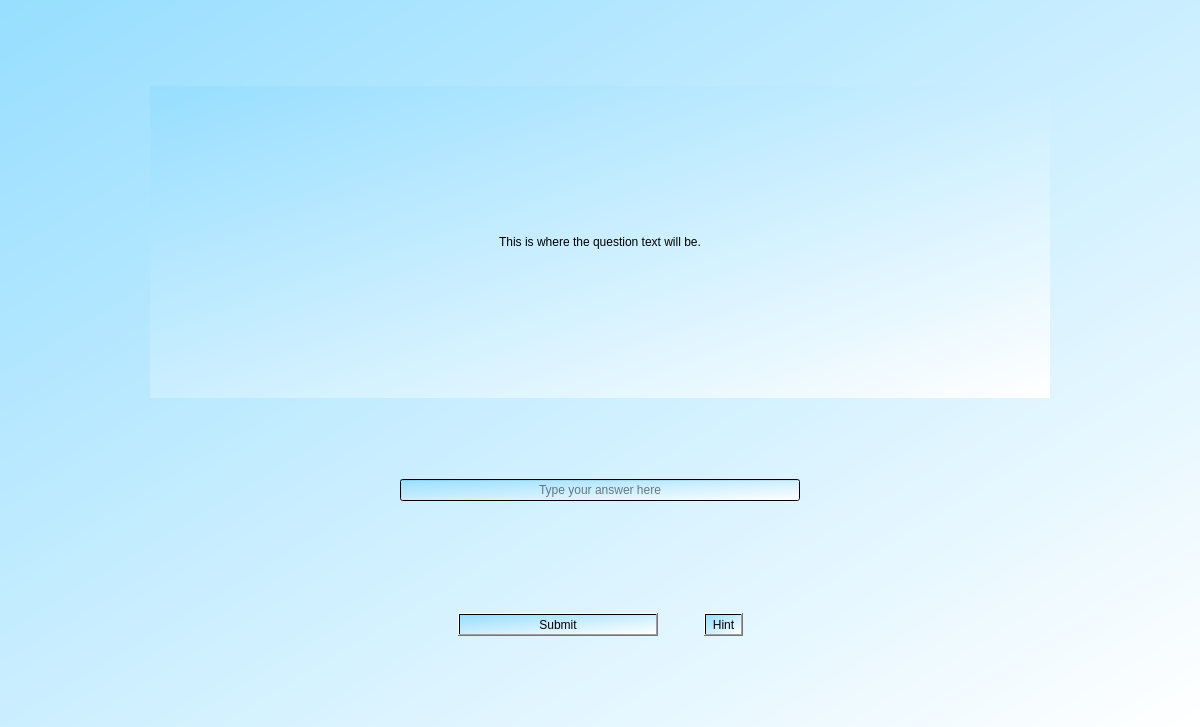
First picture: the form in View/QuestionScreen.ui, repository JakeH-32/Capstone, before the edit.
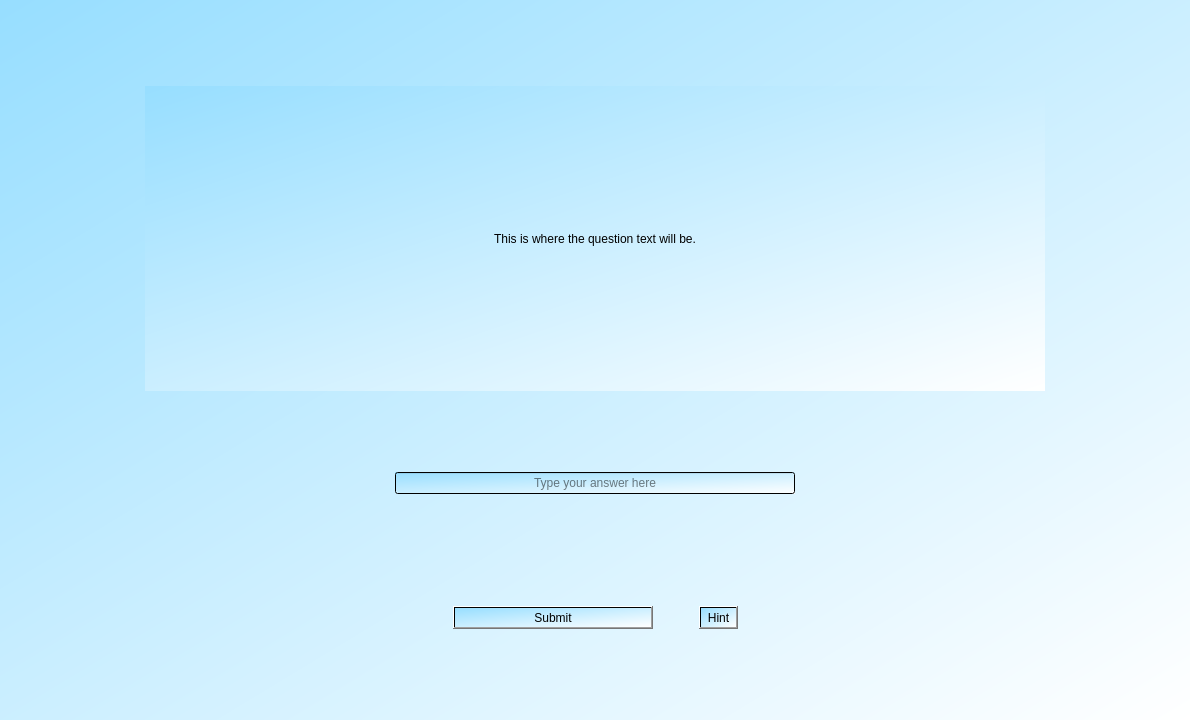
Second picture: the form after the edit.

Commit message: Enable "Enter" to go next

Patch:
```diff
--- a/View/QuestionScreen.ui
+++ b/View/QuestionScreen.ui
@@ -6,8 +6,8 @@
    <rect>
     <x>0</x>
     <y>0</y>
-    <width>1200</width>
-    <height>727</height>
+    <width>1190</width>
+    <height>720</height>
    </rect>
   </property>
   <property name="windowTitle">
```
Left out of the diff: 3 changed lines with no effect on the pictures.
